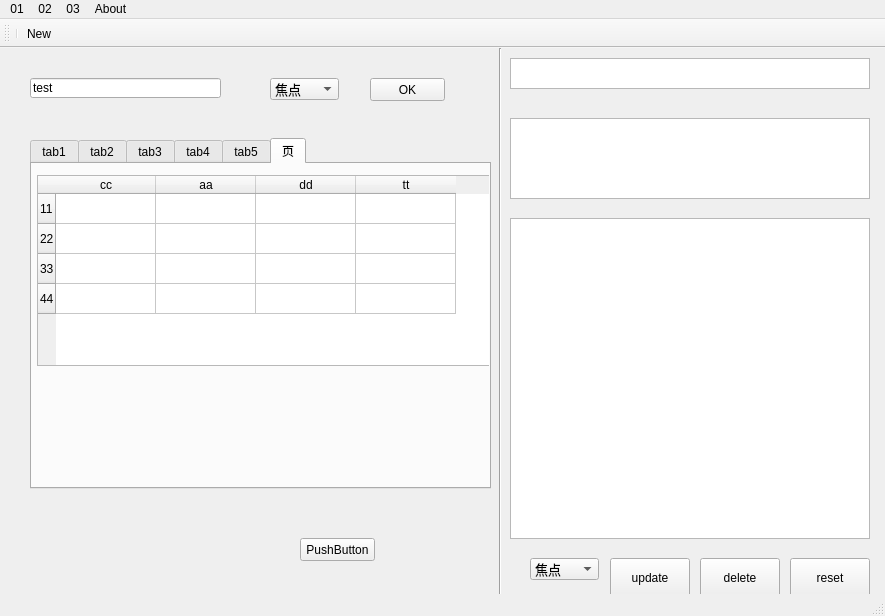
The window that news0.ui (youzipi/news-desktop) describes before a commit, drawn with Qt 5.
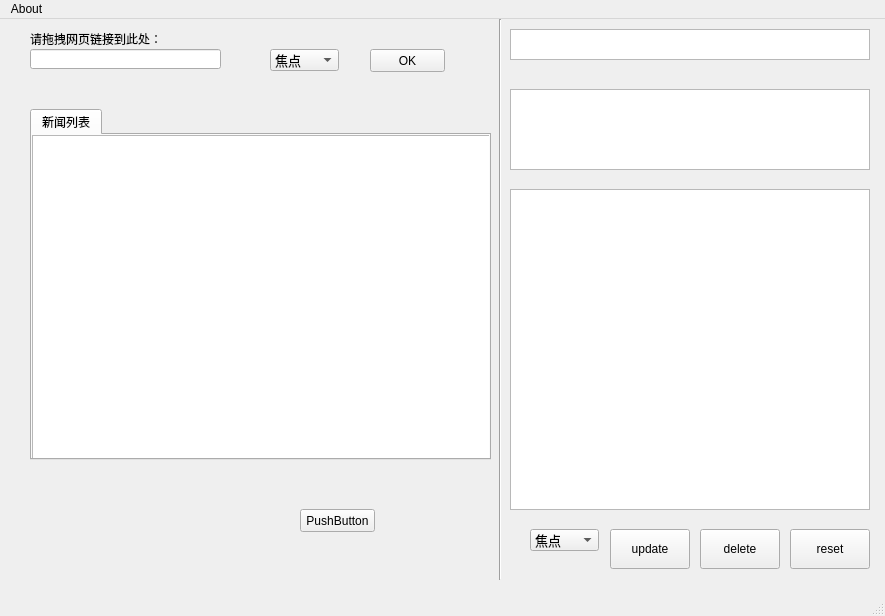
The same window after the commit. The open tabs and pages were chosen to show the change.

Commit message: add: About对话框 delete：没有用到的标签 	删除了调试用的代码

```diff
--- a/news0.ui
+++ b/news0.ui
@@ -54,40 +54,9 @@
     <property name="elideMode">
      <enum>Qt::ElideNone</enum>
     </property>
-    <widget class="QWidget" name="tab1">
-     <attribute name="title">
-      <string>tab1</string>
-     </attribute>
-     <widget class="QPlainTextEdit" name="testText">
-      <property name="geometry">
-       <rect>
-        <x>9</x>
-        <y>9</y>
-        <width>261</width>
-        <height>61</height>
-       </rect>
-      </property>
-      <property name="plainText">
-       <string>test</string>
-      </property>
-     </widget>
-     <widget class="QPushButton" name="backbutton">
-      <property name="geometry">
-       <rect>
-        <x>150</x>
-        <y>90</y>
-        <width>75</width>
-        <height>23</height>
-       </rect>
-      </property>
-      <property name="text">
-       <string>backupdate</string>
-      </property>
-     </widget>
-    </widget>
     <widget class="QWidget" name="tab2">
      <attribute name="title">
-      <string>tab2</string>
+      <string>新闻列表</string>
      </attribute>
      <widget class="QTableView" name="tableView">
       <property name="geometry">
@@ -109,86 +78,6 @@
       </property>
      </widget>
     </widget>
-    <widget class="QWidget" name="tab3">
-     <attribute name="title">
-      <string>tab3</string>
-     </attribute>
-     <widget class="QListView" name="listView">
-      <property name="geometry">
-       <rect>
-        <x>0</x>
-        <y>0</y>
-        <width>401</width>
-        <height>331</height>
-       </rect>
-      </property>
-     </widget>
-    </widget>
-    <widget class="QWidget" name="tab4">
-     <attribute name="title">
-      <string>tab4</string>
-     </attribute>
-    </widget>
-    <widget class="QWidget" name="tab5">
-     <attribute name="title">
-      <string>tab5</string>
-     </attribute>
-    </widget>
-    <widget class="QWidget" name="tab6">
-     <attribute name="title">
-      <string>页</string>
-     </attribute>
-     <widget class="QTableWidget" name="tableWidget">
-      <property name="geometry">
-       <rect>
-        <x>5</x>
-        <y>11</y>
-        <width>501</width>
-        <height>191</height>
-       </rect>
-      </property>
-      <row>
-       <property name="text">
-        <string>11</string>
-       </property>
-      </row>
-      <row>
-       <property name="text">
-        <string>22</string>
-       </property>
-      </row>
-      <row>
-       <property name="text">
-        <string>33</string>
-       </property>
-      </row>
-      <row>
-       <property name="text">
-        <string>44</string>
-       </property>
-      </row>
-      <column>
-       <property name="text">
-        <string>cc</string>
-       </property>
-      </column>
-      <column>
-       <property name="text">
-        <string>aa</string>
-       </property>
-      </column>
-      <column>
-       <property name="text">
-        <string>dd</string>
-       </property>
-      </column>
-      <column>
-       <property name="text">
-        <string>tt</string>
-       </property>
-      </column>
-     </widget>
-    </widget>
    </widget>
    <widget class="QLineEdit" name="urlLine">
     <property name="geometry">
@@ -200,7 +89,7 @@
      </rect>
     </property>
     <property name="text">
-     <string>test</string>
+     <string/>
     </property>
    </widget>
    <widget class="QComboBox" name="categorizebox_p">
@@ -439,19 +328,19 @@
      <string>delete</string>
     </property>
    </widget>
-  </widget>
-  <widget class="QToolBar" name="toolBar_2">
-   <property name="windowTitle">
-    <string>toolBar_2</string>
-   </property>
-   <attribute name="toolBarArea">
-    <enum>TopToolBarArea</enum>
-   </attribute>
-   <attribute name="toolBarBreak">
-    <bool>false</bool>
-   </attribute>
-   <addaction name="separator"/>
-   <addaction name="newAction"/>
+   <widget class="QLabel" name="label">
+    <property name="geometry">
+     <rect>
+      <x>30</x>
+      <y>10</y>
+      <width>151</width>
+      <height>20</height>
+     </rect>
+    </property>
+    <property name="text">
+     <string>请拖拽网页链接到此处：</string>
+    </property>
+   </widget>
   </widget>
   <widget class="QMenuBar" name="menuBar">
    <property name="geometry">
@@ -462,31 +351,12 @@
      <height>23</height>
     </rect>
    </property>
-   <widget class="QMenu" name="menu01">
-    <property name="title">
-     <string>01</string>
-    </property>
-   </widget>
-   <widget class="QMenu" name="menu02">
-    <property name="title">
-     <string>02</string>
-    </property>
-   </widget>
-   <widget class="QMenu" name="menu03">
-    <property name="title">
-     <string>03</string>
-    </property>
-    <addaction name="newAction"/>
-   </widget>
    <widget class="QMenu" name="menuAbout">
     <property name="title">
      <string>About</string>
     </property>
     <addaction name="actionAbout"/>
    </widget>
-   <addaction name="menu01"/>
-   <addaction name="menu02"/>
-   <addaction name="menu03"/>
    <addaction name="menuAbout"/>
   </widget>
   <widget class="QStatusBar" name="statusBar"/>
```
Left out of the diff: 6 changed lines with no effect on the pictures. The commit also changes 2 other files.
